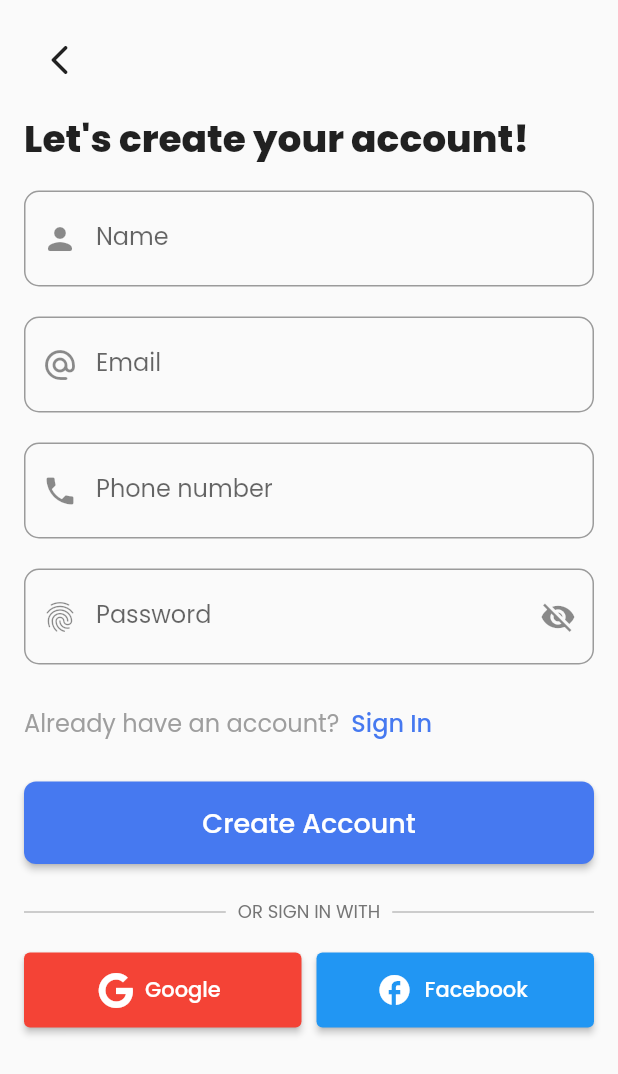
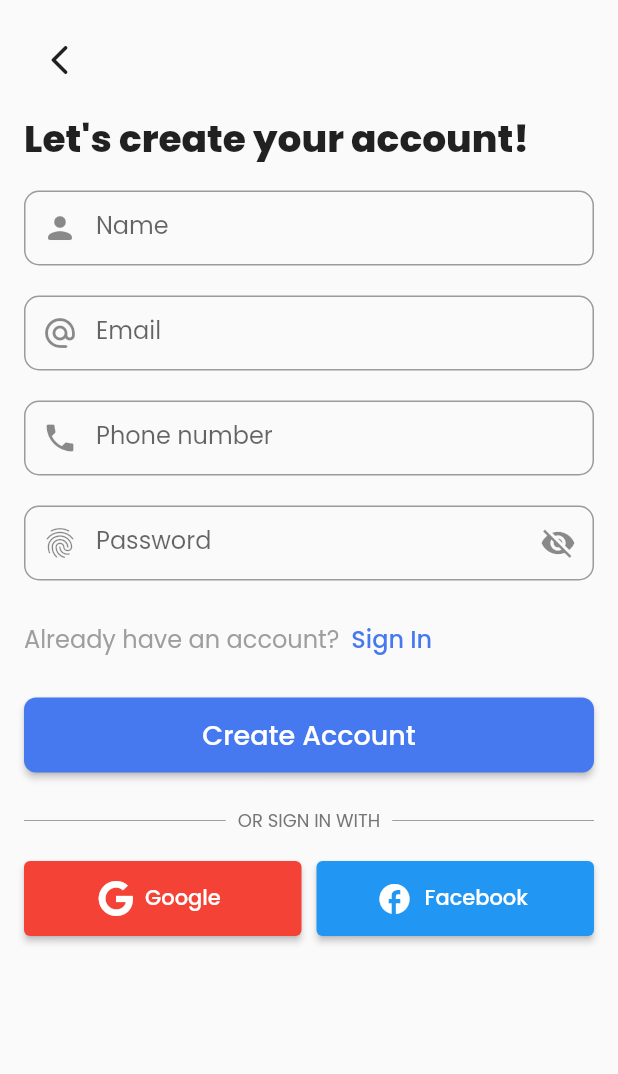
Before and after one commit to sanjibdahal/firebase-auth, a Flutter app: the screen it shows after launch, after a tap on "Create Account", on a phone screen of 412 x 824 dp. Shown: the top 1074 px of the screen. Run offline on Flutter 3.47's test engine with Material 2 defaults, Android fonts, the phone set to English and light mode, and no system bars; our stand-ins replace firebase_core, font_awesome_flutter, google_fonts; accounts and stored records are empty.

Commit message:
feat: Added common widgets

```diff
--- /dev/null
+++ b/daily_algo/lib/src/common_widgets/elevated_button.dart
@@ -0,0 +1,35 @@
+import 'package:flutter/material.dart';
+
+class SElevatedButton extends StatelessWidget {
+  const SElevatedButton({
+    super.key,
+    required this.onPressed,
+    required this.text,
+    this.color = Colors.white,
+  });
+
+  final VoidCallback onPressed;
+  final String text;
+  final Color color;
+
+  @override
+  Widget build(BuildContext context) {
+    return ElevatedButton(
+      onPressed: onPressed,
+      style: ElevatedButton.styleFrom(
+        minimumSize: const Size(double.infinity, 50),
+        shape: RoundedRectangleBorder(
+          borderRadius: BorderRadius.circular(8),
+        ),
+      ),
+      child: Text(
+        text,
+        style: TextStyle(
+          fontWeight: FontWeight.w500,
+          fontSize: 18,
+          color: color,
+        ),
+      ),
+    );
+  }
+}
--- /dev/null
+++ b/daily_algo/lib/src/common_widgets/outlined_button.dart
@@ -0,0 +1,34 @@
+import 'package:flutter/material.dart';
+
+class SOutlinedButton extends StatelessWidget {
+  const SOutlinedButton({
+    super.key,
+    required this.onPressed,
+    required this.text,
+    // this.color = Colors.white,
+  });
+
+  final VoidCallback onPressed;
+  final String text;
+  // final Color color;
+
+  @override
+  Widget build(BuildContext context) {
+    return OutlinedButton(
+      onPressed: onPressed,
+      style: OutlinedButton.styleFrom(
+        minimumSize: const Size(double.infinity, 50),
+        shape: RoundedRectangleBorder(
+          borderRadius: BorderRadius.circular(8),
+        ),
+      ),
+      child: Text(
+        text,
+        style: const TextStyle(
+          fontWeight: FontWeight.w500,
+          fontSize: 18,
+        ),
+      ),
+    );
+  }
+}
--- a/daily_algo/lib/src/common_widgets/text_field.dart
+++ b/daily_algo/lib/src/common_widgets/text_field.dart
@@ -8,6 +8,7 @@ class STextField extends StatelessWidget {
     this.hintText,
     this.prefixIcon,
     this.obsureText = false,
+    this.suffixIcon,
   });
 
   final TextEditingController controller;
@@ -15,10 +16,14 @@ class STextField extends StatelessWidget {
   final String? hintText;
   final Icon? prefixIcon;
   final bool obsureText;
+  final IconButton? suffixIcon;
 
   @override
   Widget build(BuildContext context) {
-    return TextFormField(
+    return SizedBox(
+      width: double.infinity,
+      height: 50.0,
+      child: TextFormField(
         controller: controller,
         obscureText: obsureText,
         decoration: InputDecoration(
@@ -28,6 +33,8 @@ class STextField extends StatelessWidget {
           border: OutlineInputBorder(
             borderRadius: BorderRadius.circular(10),
           ),
+          suffixIcon: suffixIcon,
+        ),
       ),
     );
   }
--- a/daily_algo/lib/src/screens/login_screen.dart
+++ b/daily_algo/lib/src/screens/login_screen.dart
@@ -3,6 +3,8 @@ import 'package:daily_algo/src/screens/signup_screen.dart';
 import 'package:flutter/material.dart';
 import 'package:font_awesome_flutter/font_awesome_flutter.dart';
 
+import '../common_widgets/elevated_button.dart';
+import '../common_widgets/outlined_button.dart';
 import '../common_widgets/text_field.dart';
 
 class LoginScreen extends StatefulWidget {
@@ -105,18 +107,6 @@ class _LoginScreenState extends State<LoginScreen> {
                       hintText: "Enter your password",
                       prefixIcon: const Icon(Icons.fingerprint_rounded),
                       obsureText: !isPasswordVisible,
-                    ),
-                    const SizedBox(height: 20),
-                    TextFormField(
-                      obscureText: !isPasswordVisible,
-                      controller: passwordController,
-                      decoration: InputDecoration(
-                        labelText: "Password",
-                        hintText: "Enter your password",
-                        prefixIcon: const Icon(Icons.fingerprint_rounded),
-                        border: OutlineInputBorder(
-                          borderRadius: BorderRadius.circular(10),
-                        ),
                       suffixIcon: IconButton(
                         onPressed: () {
                           setState(() {
@@ -127,7 +117,6 @@ class _LoginScreenState extends State<LoginScreen> {
                           isPasswordVisible
                               ? Icons.visibility
                               : Icons.visibility_off,
-                          ),
                         ),
                       ),
                     ),
@@ -142,53 +131,23 @@ class _LoginScreenState extends State<LoginScreen> {
                       ],
                     ),
                     const SizedBox(height: 5),
-                    ElevatedButton(
+                    SElevatedButton(
                       onPressed: () {},
-                      style: ElevatedButton.styleFrom(
-                        minimumSize: const Size(double.infinity, 55),
-                        shape: RoundedRectangleBorder(
-                          borderRadius: BorderRadius.circular(8),
-                        ),
-                      ),
-                      child: const Text(
-                        "Login",
-                        style: TextStyle(
-                          fontWeight: FontWeight.w500,
-                          fontSize: 18,
-                          color: Colors.white,
-                        ),
-                      ),
+                      text: 'Login',
                     ),
                     const SizedBox(height: 15),
-                    OutlinedButton(
+                    SOutlinedButton(
                       onPressed: () {
                         Navigator.of(context).push(MaterialPageRoute(
                           builder: (context) => const SignUpScreen(),
                         ));
                       },
-                      style: OutlinedButton.styleFrom(
-                        minimumSize: const Size(double.infinity, 55),
-                        shape: RoundedRectangleBorder(
-                          borderRadius: BorderRadius.circular(8),
-                        ),
-                      ),
-                      child: const Text(
-                        "Create Account",
-                        style: TextStyle(
-                          // color: Colors.grey[800],
-                          fontWeight: FontWeight.w500,
-                          fontSize: 18,
-                        ),
-                      ),
+                      text: 'Create Account',
                     ),
                     const SizedBox(height: 15),
                     const Row(
                       children: [
-                        Expanded(
-                          child: Divider(
-                            color: greyColor,
-                          ),
-                        ),
+                        Expanded(child: Divider(color: greyColor)),
                         Padding(
                           padding: EdgeInsets.all(8.0),
                           child: Text(
@@ -199,11 +158,7 @@ class _LoginScreenState extends State<LoginScreen> {
                             ),
                           ),
                         ),
-                        Expanded(
-                          child: Divider(
-                            color: greyColor,
-                          ),
-                        ),
+                        Expanded(child: Divider(color: greyColor)),
                       ],
                     ),
                     const SizedBox(height: 10),
--- a/daily_algo/lib/src/screens/signup_screen.dart
+++ b/daily_algo/lib/src/screens/signup_screen.dart
@@ -1,3 +1,5 @@
+import 'package:daily_algo/src/common_widgets/elevated_button.dart';
+import 'package:daily_algo/src/common_widgets/text_field.dart';
 import 'package:flutter/material.dart';
 import 'package:font_awesome_flutter/font_awesome_flutter.dart';
 
@@ -95,52 +97,33 @@ class _SignUpScreenState extends State<SignUpScreen> {
                         ),
                       ),
                     ),
-                    TextFormField(
+                    STextField(
                       controller: nameController,
-                      decoration: InputDecoration(
+                      hintText: "Enter your name",
                       labelText: "Name",
-                        hintText: "Enter your name",
                       prefixIcon: const Icon(Icons.person_rounded),
-                        border: OutlineInputBorder(
-                          borderRadius: BorderRadius.circular(10),
-                        ),
-                      ),
                     ),
                     const SizedBox(height: 20),
-                    TextFormField(
+                    STextField(
                       controller: emailController,
-                      decoration: InputDecoration(
+                      hintText: "Enter your email",
                       labelText: "Email",
-                        hintText: "Enter your email",
                       prefixIcon: const Icon(Icons.alternate_email_rounded),
-                        border: OutlineInputBorder(
-                          borderRadius: BorderRadius.circular(10),
-                        ),
-                      ),
                     ),
                     const SizedBox(height: 20),
-                    TextFormField(
+                    STextField(
                       controller: phoneController,
-                      decoration: InputDecoration(
+                      hintText: "Enter your phone number",
                       labelText: "Phone number",
-                        hintText: "Enter your phone number",
                       prefixIcon: const Icon(Icons.phone),
-                        border: OutlineInputBorder(
-                          borderRadius: BorderRadius.circular(10),
-                        ),
-                      ),
                     ),
                     const SizedBox(height: 20),
-                    TextFormField(
-                      obscureText: !isPasswordVisible,
+                    STextField(
                       controller: passwordController,
-                      decoration: InputDecoration(
+                      hintText: "Enter your password",
                       labelText: "Password",
-                        hintText: "Enter your password",
                       prefixIcon: const Icon(Icons.fingerprint_rounded),
-                        border: OutlineInputBorder(
-                          borderRadius: BorderRadius.circular(10),
-                        ),
+                      obsureText: true,
                       suffixIcon: IconButton(
                         onPressed: () {
                           setState(() {
@@ -151,7 +134,6 @@ class _SignUpScreenState extends State<SignUpScreen> {
                           isPasswordVisible
                               ? Icons.visibility
                               : Icons.visibility_off,
-                          ),
                         ),
                       ),
                     ),
@@ -180,30 +162,11 @@ class _SignUpScreenState extends State<SignUpScreen> {
                       ],
                     ),
                     const SizedBox(height: 15),
-                    ElevatedButton(
-                      onPressed: () {},
-                      style: ElevatedButton.styleFrom(
-                        minimumSize: const Size(double.infinity, 55),
-                        shape: RoundedRectangleBorder(
-                          borderRadius: BorderRadius.circular(8),
-                        ),
-                      ),
-                      child: const Text(
-                        "Create Account",
-                        style: TextStyle(
-                          fontWeight: FontWeight.w500,
-                          fontSize: 18,
-                        ),
-                      ),
-                    ),
+                    SElevatedButton(onPressed: () {}, text: "Create Account"),
                     const SizedBox(height: 15),
                     Row(
                       children: [
-                        const Expanded(
-                          child: Divider(
-                            color: Colors.grey,
-                          ),
-                        ),
+                        const Expanded(child: Divider(color: Colors.grey)),
                         Padding(
                           padding: const EdgeInsets.all(8.0),
                           child: Text(
@@ -214,11 +177,7 @@ class _SignUpScreenState extends State<SignUpScreen> {
                             ),
                           ),
                         ),
-                        const Expanded(
-                          child: Divider(
-                            color: Colors.grey,
-                          ),
-                        ),
+                        const Expanded(child: Divider(color: Colors.grey)),
                       ],
                     ),
                     const SizedBox(height: 10),
```
Lines whose indentation alone changed are shown as unchanged.
